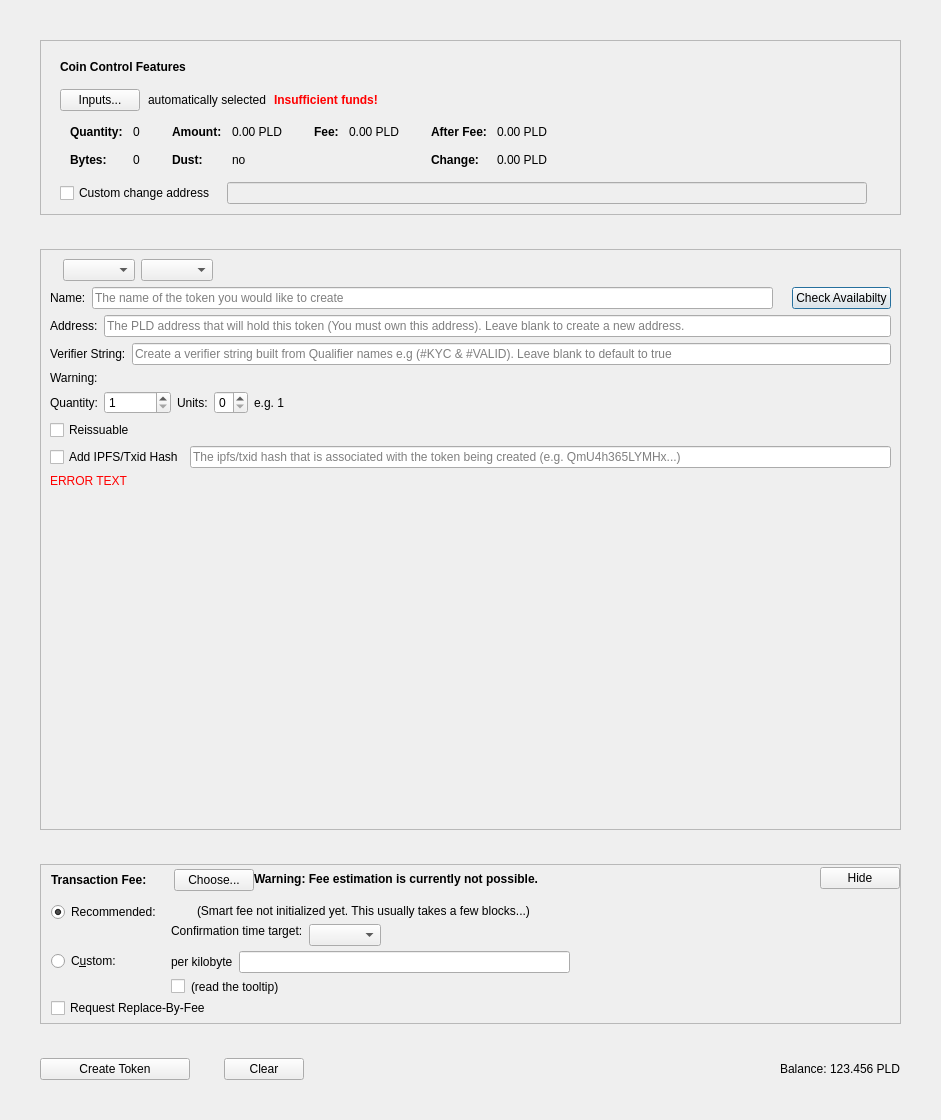
The window that src/qt/forms/createtokendialog.ui (PaladeumBlockchain/Paladeum) describes before a commit, drawn with Qt 5.
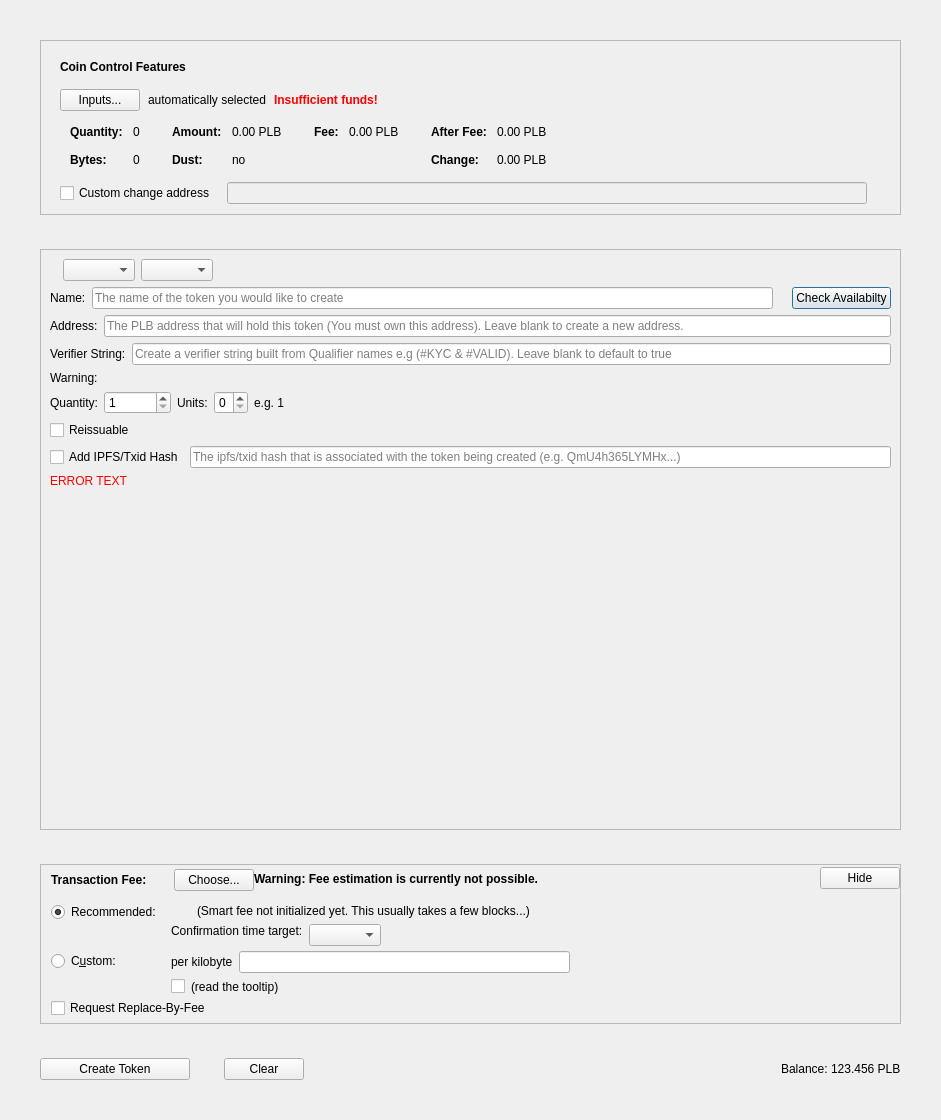
The same window after the commit. Custom widgets are drawn as their Qt base class.

```diff
--- a/src/qt/forms/createtokendialog.ui
+++ b/src/qt/forms/createtokendialog.ui
@@ -347,7 +347,7 @@
                     <enum>Qt::ActionsContextMenu</enum>
                    </property>
                    <property name="text">
-                    <string notr="true">0.00 PLD</string>
+                    <string notr="true">0.00 PLB</string>
                    </property>
                    <property name="textInteractionFlags">
                     <set>Qt::LinksAccessibleByMouse|Qt::TextSelectableByKeyboard|Qt::TextSelectableByMouse</set>
@@ -427,7 +427,7 @@
                     <enum>Qt::ActionsContextMenu</enum>
                    </property>
                    <property name="text">
-                    <string notr="true">0.00 PLD</string>
+                    <string notr="true">0.00 PLB</string>
                    </property>
                    <property name="textInteractionFlags">
                     <set>Qt::LinksAccessibleByMouse|Qt::TextSelectableByKeyboard|Qt::TextSelectableByMouse</set>
@@ -478,7 +478,7 @@
                     <enum>Qt::ActionsContextMenu</enum>
                    </property>
                    <property name="text">
-                    <string notr="true">0.00 PLD</string>
+                    <string notr="true">0.00 PLB</string>
                    </property>
                    <property name="textInteractionFlags">
                     <set>Qt::LinksAccessibleByMouse|Qt::TextSelectableByKeyboard|Qt::TextSelectableByMouse</set>
@@ -507,7 +507,7 @@
                     <enum>Qt::ActionsContextMenu</enum>
                    </property>
                    <property name="text">
-                    <string notr="true">0.00 PLD</string>
+                    <string notr="true">0.00 PLB</string>
                    </property>
                    <property name="textInteractionFlags">
                     <set>Qt::LinksAccessibleByMouse|Qt::TextSelectableByKeyboard|Qt::TextSelectableByMouse</set>
@@ -700,7 +700,7 @@
                <string/>
               </property>
               <property name="placeholderText">
-               <string>The PLD address that will hold this token (You must own this address). Leave blank to create a new address.</string>
+               <string>The PLB address that will hold this token (You must own this address). Leave blank to create a new address.</string>
               </property>
              </widget>
             </item>
@@ -1432,7 +1432,7 @@
             <enum>Qt::RightToLeft</enum>
            </property>
            <property name="text">
-            <string>123.456 PLD</string>
+            <string>123.456 PLB</string>
            </property>
           </widget>
          </item>
```
